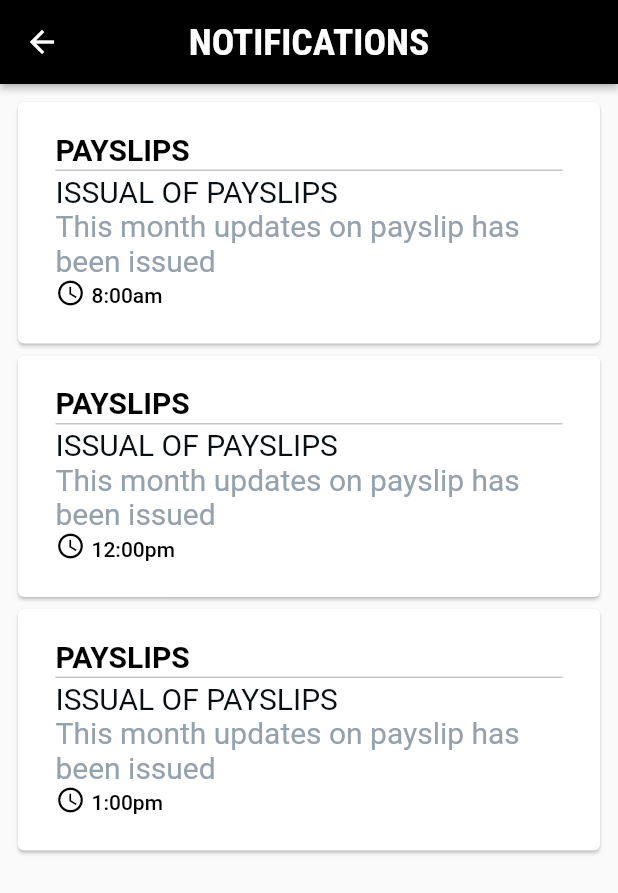
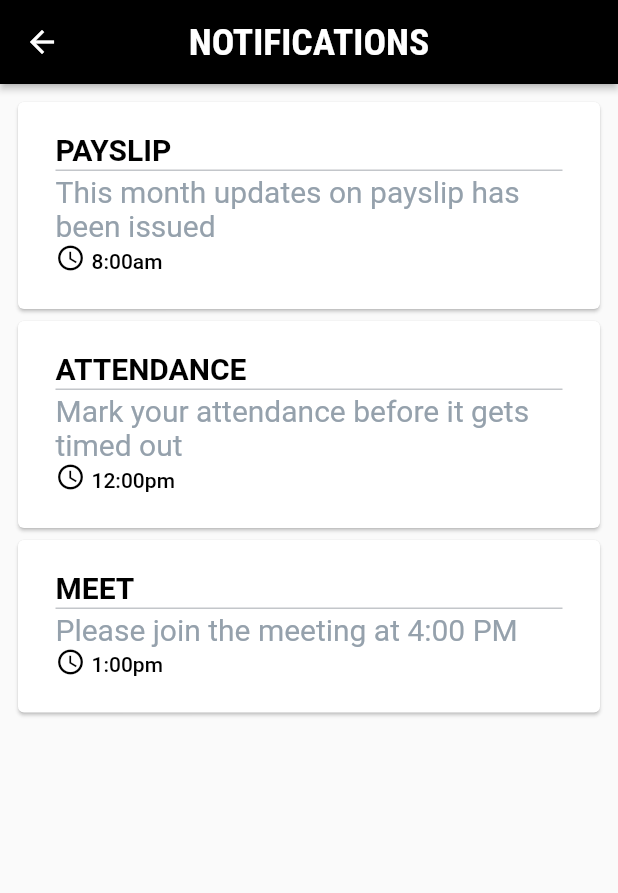
Before and after one commit to suraj20028/HRMS-APP, a Flutter app: the notify screen opened directly, on a phone screen of 412 x 824 dp. Shown: the top 893 px of the screen. Run offline on Flutter 3.47's test engine with Material 2 defaults, Android fonts, the phone set to English and light mode, and no system bars; our stand-ins replace get; Roboto replaces fonts that are missing (Lexend Deca, Roboto Condensed).

Commit message:
notify texts

```diff
--- a/lib/Notifications.dart
+++ b/lib/Notifications.dart
@@ -9,6 +9,9 @@ class notify extends StatefulWidget {
 
 class _notifyState extends State<notify> {
   final List<String> time = <String>['8:00am', '12:00pm', '1:00pm'];
+  final List<String> head = <String>['PAYSLIP', 'ATTENDANCE', 'MEET'];
+  final List<String> det = <String>['This month updates on payslip has been issued ',
+    'Mark your attendance before it gets timed out', 'Please join the meeting at 4:00 PM'];
   @override
   Widget build(BuildContext context) {
     return Scaffold(
@@ -45,7 +48,7 @@ class _notifyState extends State<notify> {
                   crossAxisAlignment: CrossAxisAlignment.start,
                   children: [
                     Text(
-                      'PAYSLIPS',
+                      head[index],
                       style: Theme.of(context).textTheme.subtitle1,
                     ),
                     Container(
@@ -57,15 +60,7 @@ class _notifyState extends State<notify> {
                       margin: EdgeInsets.fromLTRB(0, 2, 0, 2),
                     ),
                     Text(
-                      'ISSUAL OF PAYSLIPS',
-                      style: TextStyle(
-                        fontFamily: 'Lexend Deca',
-                        color: Color(0xFF090F13),
-                        fontSize: 20,
-                      ),
-                    ),
-                    Text(
-                      'This month updates on payslip has been issued ',
+                      det[index],
                       style: TextStyle(
                         fontFamily: 'Lexend Deca',
                         color: Color(0xFF95A1AC),
```
